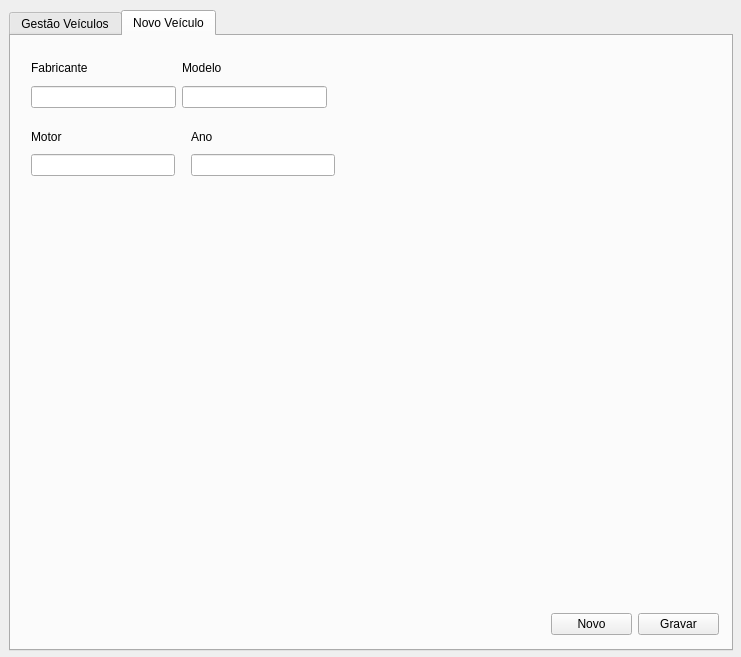
ustop0/TCC, file frm_gestaoveiculos.ui: the form before one commit.
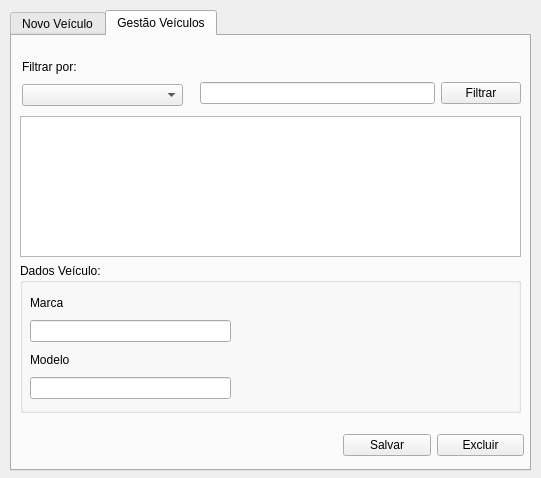
The form after the commit.

Commit message:
Foi criada a tela de cadastro de veiculos
A base de toda a tela foi desenvolvida, porém ainda há um problema de lógica relacionado ao uso de constraints

```diff
--- a/frm_gestaoveiculos.ui
+++ b/frm_gestaoveiculos.ui
@@ -6,8 +6,8 @@
    <rect>
     <x>0</x>
     <y>0</y>
-    <width>741</width>
-    <height>657</height>
+    <width>541</width>
+    <height>478</height>
    </rect>
   </property>
   <property name="windowTitle">
@@ -16,10 +16,10 @@
   <widget class="QTabWidget" name="tabWidget">
    <property name="geometry">
     <rect>
-     <x>9</x>
+     <x>10</x>
      <y>10</y>
-     <width>724</width>
-     <height>641</height>
+     <width>521</width>
+     <height>461</height>
     </rect>
    </property>
    <property name="currentIndex">
@@ -27,79 +27,91 @@
    </property>
    <widget class="QWidget" name="tab">
     <attribute name="title">
-     <string>Gestão Veículos</string>
+     <string>Novo Veículo</string>
     </attribute>
-    <widget class="QPushButton" name="pushButton">
+    <widget class="QWidget" name="layoutWidget_2">
      <property name="geometry">
       <rect>
-       <x>610</x>
-       <y>580</y>
-       <width>102</width>
-       <height>25</height>
-      </rect>
-     </property>
-     <property name="text">
-      <string>Editar</string>
-     </property>
-    </widget>
-    <widget class="QTableWidget" name="tableWidget">
-     <property name="geometry">
-      <rect>
-       <x>5</x>
-       <y>91</y>
-       <width>711</width>
-       <height>481</height>
-      </rect>
-     </property>
-    </widget>
-    <widget class="QWidget" name="layoutWidget">
-     <property name="geometry">
-      <rect>
-       <x>180</x>
-       <y>40</y>
-       <width>230</width>
+       <x>302</x>
+       <y>366</y>
+       <width>211</width>
        <height>27</height>
       </rect>
      </property>
-     <layout class="QHBoxLayout" name="horizontalLayout_3">
+     <layout class="QHBoxLayout" name="horizontalLayout_7">
       <item>
-       <widget class="QLineEdit" name="lineEdit_5"/>
+       <widget class="QPushButton" name="btn_nv_novo">
+        <property name="text">
+         <string>Novo</string>
+        </property>
+       </widget>
       </item>
       <item>
-       <widget class="QPushButton" name="pushButton_4">
+       <widget class="QPushButton" name="btn_nv_salvar">
         <property name="text">
-         <string>Filtrar</string>
+         <string>Salvar</string>
         </property>
        </widget>
       </item>
      </layout>
     </widget>
-    <widget class="QWidget" name="layoutWidget">
+    <widget class="QGroupBox" name="groupBox">
      <property name="geometry">
       <rect>
-       <x>20</x>
-       <y>20</y>
-       <width>141</width>
-       <height>50</height>
+       <x>8</x>
+       <y>10</y>
+       <width>501</width>
+       <height>150</height>
       </rect>
      </property>
-     <layout class="QVBoxLayout" name="verticalLayout_5">
-      <item>
-       <widget class="QLabel" name="label_5">
-        <property name="text">
-         <string>Filtrar por:</string>
-        </property>
-       </widget>
-      </item>
-      <item>
-       <widget class="QComboBox" name="comboBox"/>
-      </item>
-     </layout>
+     <property name="title">
+      <string>Dados Veículo:</string>
+     </property>
+     <widget class="QWidget" name="">
+      <property name="geometry">
+       <rect>
+        <x>10</x>
+        <y>28</y>
+        <width>201</width>
+        <height>108</height>
+       </rect>
+      </property>
+      <layout class="QVBoxLayout" name="verticalLayout_3">
+       <item>
+        <layout class="QVBoxLayout" name="verticalLayout">
+         <item>
+          <widget class="QLabel" name="label">
+           <property name="text">
+            <string>Marca</string>
+           </property>
+          </widget>
+         </item>
+         <item>
+          <widget class="QLineEdit" name="txt_nv_marca"/>
+         </item>
+        </layout>
+       </item>
+       <item>
+        <layout class="QVBoxLayout" name="verticalLayout_2">
+         <item>
+          <widget class="QLabel" name="label_2">
+           <property name="text">
+            <string>Modelo</string>
+           </property>
+          </widget>
+         </item>
+         <item>
+          <widget class="QLineEdit" name="txt_nv_modelo"/>
+         </item>
+        </layout>
+       </item>
+      </layout>
+     </widget>
     </widget>
    </widget>
    <widget class="QWidget" name="tab_2">
     <attribute name="title">
-     <string>Novo Veículo</string>
+     <string>Gestão Veículos</string>
     </attribute>
     <widget class="QWidget" name="layoutWidget">
      <property name="geometry">
@@ -127,87 +139,136 @@
       </item>
      </layout>
     </widget>
-    <widget class="QWidget" name="layoutWidget">
+    <widget class="QTableWidget" name="tw_ge_listaveiculos">
      <property name="geometry">
       <rect>
-       <x>20</x>
+       <x>8</x>
+       <y>80</y>
+       <width>501</width>
+       <height>141</height>
+      </rect>
+     </property>
+    </widget>
+    <widget class="QWidget" name="layoutWidget_5">
+     <property name="geometry">
+      <rect>
+       <x>10</x>
        <y>20</y>
-       <width>296</width>
-       <height>52</height>
+       <width>161</width>
+       <height>50</height>
       </rect>
      </property>
-     <layout class="QHBoxLayout" name="horizontalLayout">
+     <layout class="QVBoxLayout" name="verticalLayout_5">
       <item>
-       <layout class="QVBoxLayout" name="verticalLayout">
-        <item>
-         <widget class="QLabel" name="label">
-          <property name="text">
-           <string>Fabricante</string>
-          </property>
-         </widget>
-        </item>
-        <item>
-         <widget class="QLineEdit" name="lineEdit"/>
-        </item>
-       </layout>
+       <widget class="QLabel" name="label_5">
+        <property name="text">
+         <string>Filtrar por:</string>
+        </property>
+       </widget>
       </item>
       <item>
-       <layout class="QVBoxLayout" name="verticalLayout_2">
-        <item>
-         <widget class="QLabel" name="label_2">
-          <property name="text">
-           <string>Modelo</string>
-          </property>
-         </widget>
-        </item>
-        <item>
-         <widget class="QLineEdit" name="lineEdit_2"/>
-        </item>
-       </layout>
+       <widget class="QComboBox" name="cb_ge_filtrar"/>
       </item>
      </layout>
     </widget>
-    <widget class="QWidget" name="layoutWidget">
+    <widget class="QWidget" name="layoutWidget_6">
      <property name="geometry">
       <rect>
-       <x>20</x>
-       <y>90</y>
-       <width>144</width>
-       <height>50</height>
+       <x>188</x>
+       <y>44</y>
+       <width>321</width>
+       <height>27</height>
       </rect>
      </property>
-     <layout class="QVBoxLayout" name="verticalLayout_4">
+     <layout class="QHBoxLayout" name="horizontalLayout_3">
       <item>
-       <widget class="QLabel" name="label_4">
+       <widget class="QLineEdit" name="txt_ge_filtrar"/>
+      </item>
+      <item>
+       <widget class="QPushButton" name="btn_ge_filtrar">
         <property name="text">
-         <string>Motor</string>
+         <string>Filtrar</string>
         </property>
        </widget>
       </item>
-      <item>
-       <widget class="QLineEdit" name="lineEdit_4"/>
-      </item>
      </layout>
     </widget>
-    <widget class="QWidget" name="layoutWidget">
+    <widget class="QGroupBox" name="groupBox_2">
      <property name="geometry">
       <rect>
-       <x>180</x>
-       <y>90</y>
-       <width>144</width>
-       <height>50</height>
+       <x>8</x>
+       <y>227</y>
+       <width>501</width>
+       <height>150</height>
       </rect>
      </property>
-     <layout class="QVBoxLayout" name="verticalLayout_3">
+     <property name="title">
+      <string>Dados Veículo:</string>
+     </property>
+     <widget class="QWidget" name="layoutWidget_3">
+      <property name="geometry">
+       <rect>
+        <x>10</x>
+        <y>28</y>
+        <width>201</width>
+        <height>108</height>
+       </rect>
+      </property>
+      <layout class="QVBoxLayout" name="verticalLayout_4">
+       <item>
+        <layout class="QVBoxLayout" name="verticalLayout_6">
+         <item>
+          <widget class="QLabel" name="label_3">
+           <property name="text">
+            <string>Marca</string>
+           </property>
+          </widget>
+         </item>
+         <item>
+          <widget class="QLineEdit" name="txt_ge_marca"/>
+         </item>
+        </layout>
+       </item>
+       <item>
+        <layout class="QVBoxLayout" name="verticalLayout_7">
+         <item>
+          <widget class="QLabel" name="label_4">
+           <property name="text">
+            <string>Modelo</string>
+           </property>
+          </widget>
+         </item>
+         <item>
+          <widget class="QLineEdit" name="txt_ge_modelo"/>
+         </item>
+        </layout>
+       </item>
+      </layout>
+     </widget>
+    </widget>
+    <widget class="QWidget" name="layoutWidget_4">
+     <property name="geometry">
+      <rect>
+       <x>331</x>
+       <y>396</y>
+       <width>181</width>
+       <height>27</height>
+      </rect>
+     </property>
+     <layout class="QHBoxLayout" name="horizontalLayout_4">
       <item>
-       <widget class="QLabel" name="label_3">
+       <widget class="QPushButton" name="btn_ge_salvar">
         <property name="text">
-         <string>Ano</string>
+         <string>Salvar</string>
         </property>
        </widget>
       </item>
       <item>
-       <widget class="QLineEdit" name="lineEdit_3"/>
+       <widget class="QPushButton" name="btn_ge_excluir">
+        <property name="text">
+         <string>Excluir</string>
+        </property>
+       </widget>
       </item>
      </layout>
     </widget>
```
The commit also changes 7 other files.
